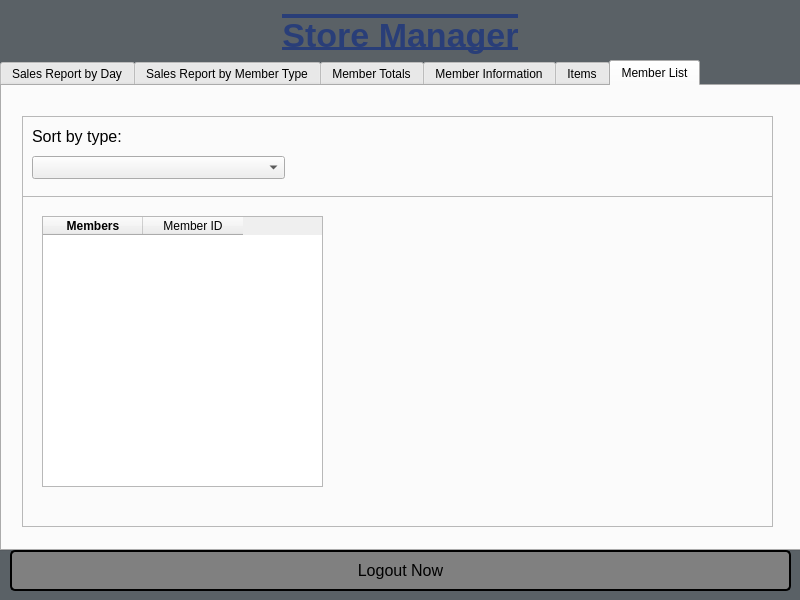
The window that CS1C_BulkClub/storemanagerwindow.ui (BlankMKB/CS1C-Group-Project-1) describes before a commit, drawn with Qt 5.
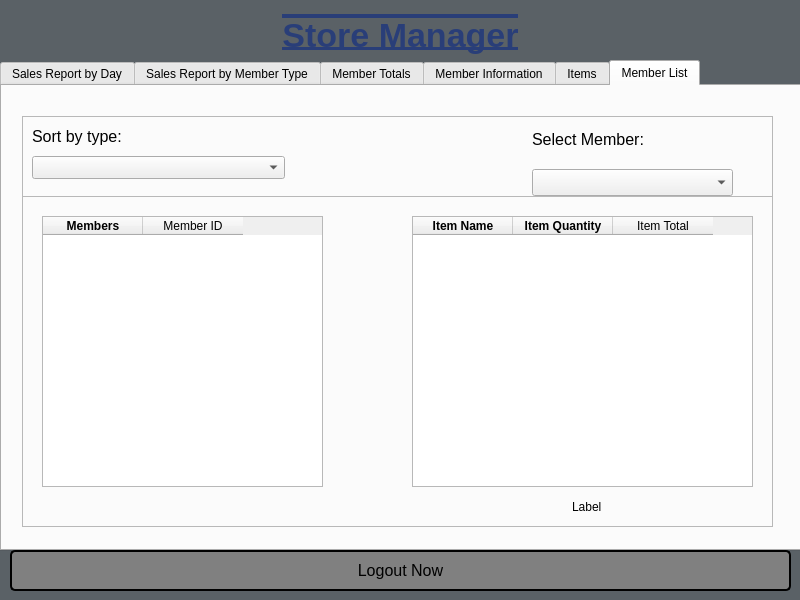
The same window after the commit. The open tabs and pages were chosen to show the change.

```diff
--- a/CS1C_BulkClub/storemanagerwindow.ui
+++ b/CS1C_BulkClub/storemanagerwindow.ui
@@ -1074,6 +1074,60 @@
        </property>
       </column>
      </widget>
+     <widget class="QLabel" name="memberReceiptTotalLabel">
+      <property name="geometry">
+       <rect>
+        <x>550</x>
+        <y>290</y>
+        <width>171</width>
+        <height>41</height>
+       </rect>
+      </property>
+      <property name="text">
+       <string>Label</string>
+      </property>
+     </widget>
+     <widget class="QTableWidget" name="memberReceiptTW">
+      <property name="geometry">
+       <rect>
+        <x>390</x>
+        <y>20</y>
+        <width>341</width>
+        <height>271</height>
+       </rect>
+      </property>
+      <attribute name="horizontalHeaderCascadingSectionResizes">
+       <bool>false</bool>
+      </attribute>
+      <attribute name="verticalHeaderCascadingSectionResizes">
+       <bool>false</bool>
+      </attribute>
+      <column>
+       <property name="text">
+        <string>Item Name</string>
+       </property>
+       <property name="font">
+        <font>
+         <bold>true</bold>
+        </font>
+       </property>
+      </column>
+      <column>
+       <property name="text">
+        <string>Item Quantity</string>
+       </property>
+       <property name="font">
+        <font>
+         <bold>true</bold>
+        </font>
+       </property>
+      </column>
+      <column>
+       <property name="text">
+        <string>Item Total</string>
+       </property>
+      </column>
+     </widget>
     </widget>
     <widget class="QFrame" name="frame_10">
      <property name="geometry">
@@ -1129,6 +1183,39 @@
        <string>Sort by type: </string>
       </property>
      </widget>
+     <widget class="QWidget" name="verticalLayoutWidget_9">
+      <property name="geometry">
+       <rect>
+        <x>510</x>
+        <y>0</y>
+        <width>201</width>
+        <height>80</height>
+       </rect>
+      </property>
+      <layout class="QVBoxLayout" name="verticalLayout_11">
+       <item>
+        <widget class="QLabel" name="memberLabel_2">
+         <property name="font">
+          <font>
+           <pointsize>12</pointsize>
+          </font>
+         </property>
+         <property name="text">
+          <string>Select Member: </string>
+         </property>
+        </widget>
+       </item>
+       <item>
+        <widget class="QComboBox" name="memberReceiptCB">
+         <property name="font">
+          <font>
+           <pointsize>12</pointsize>
+          </font>
+         </property>
+        </widget>
+       </item>
+      </layout>
+     </widget>
     </widget>
    </widget>
   </widget>
```
Left out of the diff: 70 changed lines with no effect on the pictures.
